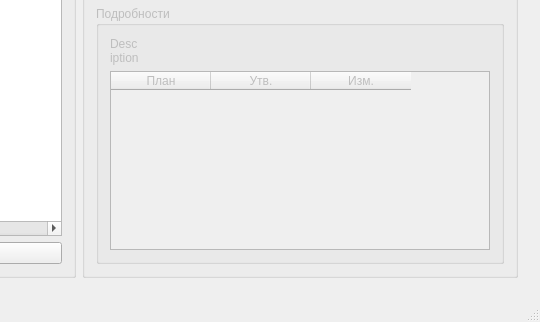
Above: SalaryCount/SalaryCount/salarycount.ui from artemkurylev/mdkp before the change; both pictures show x 382 to 922 and y 347 to 669 of the 922 by 669 pixel window. Below: the same form after it.
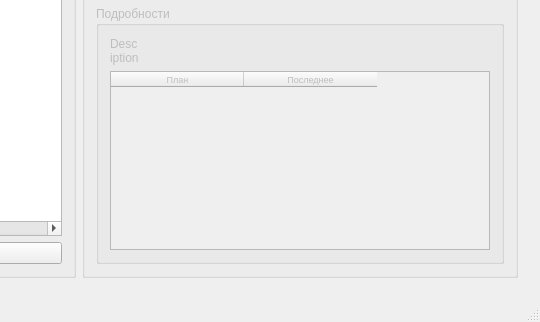
That is the form after the change. Icons and pictures are not drawn.

Commit message: Ставка и оклад в информации о табеле

What changed in the file:
```diff
--- a/SalaryCount/SalaryCount/salarycount.ui
+++ b/SalaryCount/SalaryCount/salarycount.ui
@@ -540,6 +540,11 @@
               </item>
               <item>
                <widget class="QTableWidget" name="Description_table">
+                <property name="font">
+                 <font>
+                  <pointsize>7</pointsize>
+                 </font>
+                </property>
                 <property name="autoScrollMargin">
                  <number>5</number>
                 </property>
@@ -553,8 +558,17 @@
                  <enum>QAbstractItemView::NoSelection</enum>
                 </property>
                 <property name="showGrid">
-                 <bool>false</bool>
+                 <bool>true</bool>
                 </property>
+                <property name="gridStyle">
+                 <enum>Qt::DotLine</enum>
+                </property>
+                <attribute name="horizontalHeaderDefaultSectionSize">
+                 <number>133</number>
+                </attribute>
+                <attribute name="horizontalHeaderMinimumSectionSize">
+                 <number>45</number>
+                </attribute>
                 <column>
                  <property name="text">
                   <string>План</string>
@@ -562,12 +576,7 @@
                 </column>
                 <column>
                  <property name="text">
-                  <string>Утв.</string>
-                 </property>
-                </column>
-                <column>
-                 <property name="text">
-                  <string>Изм.</string>
+                  <string>Последнее</string>
                  </property>
                 </column>
                </widget>
```
Left out of the diff: 6 changed lines with no effect on the pictures. The commit also changes 2 other files.
